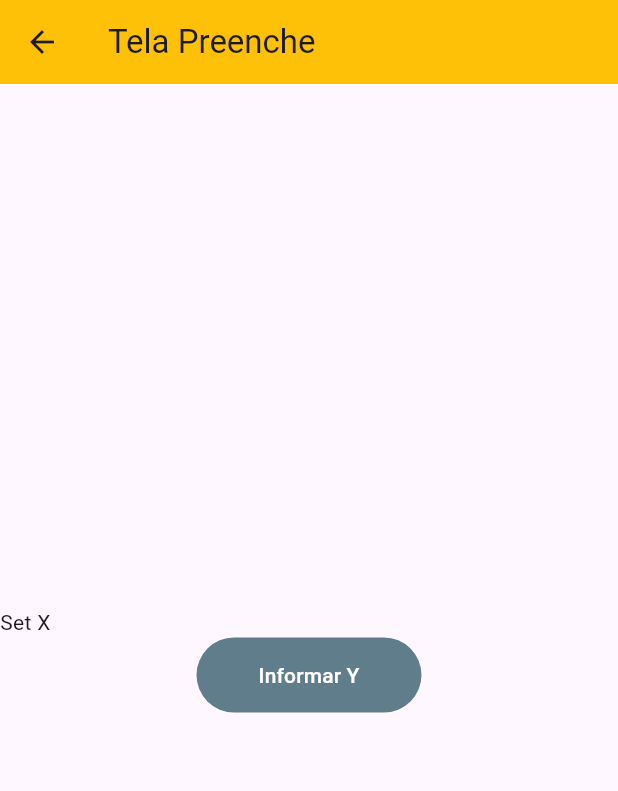
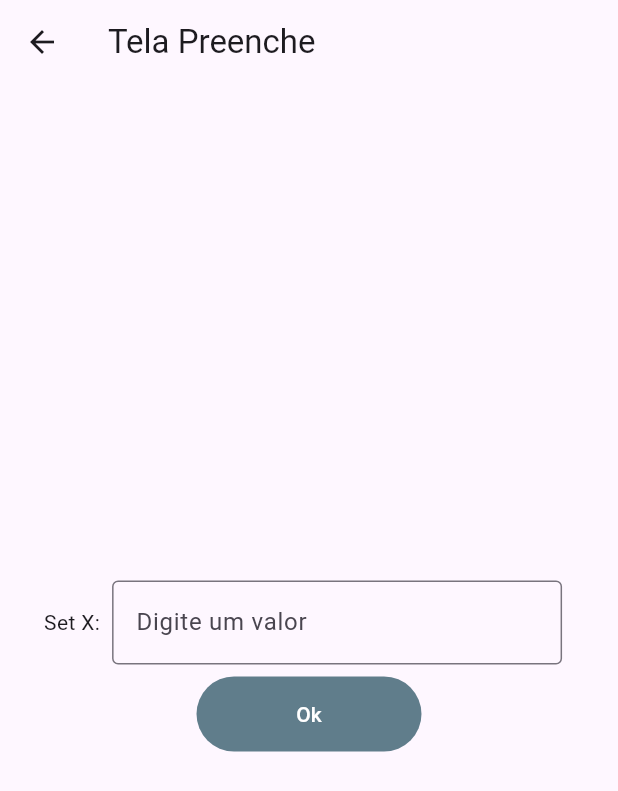
Before and after one commit to Vitinho369/aula_flutter_calc, a Flutter app: the screen it shows after launch, after a tap on "Informar X", on a phone screen of 412 x 824 dp. Shown: the top 791 px of the screen. Run offline on Flutter 3.47's test engine with Material 3 defaults, Android fonts, the phone set to English and light mode, and no system bars.

Commit message:
implementação da passagem de parametro entre as rotas

```diff
--- a/lib/main.dart
+++ b/lib/main.dart
@@ -1,8 +1,8 @@
 import 'package:flutter/material.dart';
-
 
 void main() {
   runApp(MaterialApp(
+    debugShowCheckedModeBanner: false,
     routes: <String, WidgetBuilder>{
       "/": (BuildContext context) {
         return const MyHomePage(title: "Calculadora");
@@ -13,50 +13,109 @@ void main() {
     },
   ));
 }
-class TelaPreenche extends StatelessWidget {
+
+class TelaPreenche extends StatefulWidget {
   const TelaPreenche({super.key});
+
+  @override
+  State<TelaPreenche> createState() => _TelaPreencheState();
+}
+
+class _TelaPreencheState extends State<TelaPreenche> {
+  late TextEditingController _controller;
+  late String _value;
+
+  @override
+  void initState() {
+    super.initState();
+    _controller = TextEditingController();
+    _value = "";
+  }
+
+  @override
+  Widget build(BuildContext context) {
+    String textSet;
+    final args = ModalRoute.of(context)!.settings.arguments as String;
+    textSet = args;
+
+    void setValue() {
+      setState(() {
+        _value = _controller.text;
+      });
+    }
+
+    return Scaffold(
+      appBar: AppBar(
+        title: const Text("Tela Preenche"),
+      ),
+      body: Column(
+        mainAxisAlignment: MainAxisAlignment.center,
+        children: [
+          Row(
+            mainAxisAlignment: MainAxisAlignment.center,
+            children: [
+              Text(
+                "Set $textSet:",
+              ),
+              Padding(
+                padding: const EdgeInsets.all(8.0),
+                child: SizedBox(
+                  width: 300,
+                  child: TextField(
+                    controller: _controller,
+                    onChanged: (value) => setValue(),
+                    keyboardType: TextInputType.number,
+                    decoration: InputDecoration(
+                      border: OutlineInputBorder(),
+                      labelText: "Digite um valor",
+                    ),
+                  ),
+                ),
+              ),
+            ],
+          ),
+          TextButton(
+              style: TextButton.styleFrom(
+                  backgroundColor: Colors.blueGrey,
+                  minimumSize: const Size(150, 50)),
+              onPressed: () => Navigator.pop(context, _value),
+              child: const Text(
+                "Ok",
+                style: TextStyle(color: Colors.white),
+              ))
+        ],
+      ),
+    );
+  }
+}
+
+class MyHomePage extends StatefulWidget {
+  const MyHomePage({super.key, required this.title});
+
+  final String title;
+
+  @override
+  State<MyHomePage> createState() => _MyHomePageState();
+}
+
+class _MyHomePageState extends State<MyHomePage> {
+  late String x, y;
+
+  @override
+  void initState() {
+    super.initState();
+    x = "X";
+    y = "Y";
+  }
 
   @override
   Widget build(BuildContext context) {
     return Scaffold(
         appBar: AppBar(
-        title: const Text("Tela Preenche"),
-        backgroundColor: Colors.amber,
+          title: Text(
+            this.widget.title,
+            style: TextStyle(color: Colors.black),
           ),
-
-        body: Column(
-          mainAxisAlignment: MainAxisAlignment.center,
-          children: [
-              Row(
-                children: [
-                 Text("Set X"),
-
-                ],
-              ),
-              TextButton(
-                style: TextButton.styleFrom(
-                  backgroundColor: Colors.blueGrey,
-                  minimumSize: const Size(150,50)
-                ),
-                onPressed: null,
-                child: const Text("Informar Y", style: TextStyle(color: Colors.white),)
-                )
-
-        ],),
-    );
-  }
-}
-
-class MyHomePage extends StatelessWidget {
-  const MyHomePage({super.key, required this.title});
-
-  final String title;
-
-  @override
-  Widget build(BuildContext context) {
-    return Scaffold(
-      appBar: AppBar(
-        title: Text(this.title, style: TextStyle(color: Colors.black),),
         ),
         body: Column(
           mainAxisAlignment: MainAxisAlignment.center,
@@ -64,44 +123,63 @@ class MyHomePage extends StatelessWidget {
             Row(
               mainAxisAlignment: MainAxisAlignment.spaceEvenly,
               children: [
-              const Text("X", style: TextStyle(color: Colors.black, fontSize: 24, fontWeight: FontWeight.bold),),
+                Text(
+                  "$x",
+                  style: TextStyle(
+                      color: Colors.black,
+                      fontSize: 24,
+                      fontWeight: FontWeight.bold),
+                ),
                 TextButton(
                     style: TextButton.styleFrom(
                         backgroundColor: Colors.blueGrey,
-                  minimumSize: const Size(150,50)
-                ),
-                onPressed:  () => Navigator.pushNamed(context, "/telaPreencher"),
-                child: const Text("Informar X",  style: TextStyle(color: Colors.white)))
+                        minimumSize: const Size(150, 50)),
+                    onPressed: () => Navigator.pushNamed(
+                            context, "/telaPreencher", arguments: "X")
+                        .then((value) => x = value.toString()),
+                    child: const Text("Informar X",
+                        style: TextStyle(color: Colors.white)))
               ],
             ),
             const SizedBox(height: 10),
             Row(
               mainAxisAlignment: MainAxisAlignment.spaceEvenly,
               children: [
-              const Text("Y", style: TextStyle(color: Colors.black, fontSize: 24, fontWeight: FontWeight.bold),),
+                Text(
+                  "$y",
+                  style: TextStyle(
+                      color: Colors.black,
+                      fontSize: 24,
+                      fontWeight: FontWeight.bold),
+                ),
                 TextButton(
                     style: TextButton.styleFrom(
                         backgroundColor: Colors.blueGrey,
-                  minimumSize: const Size(150,50)
-                ),
-                onPressed: () => Navigator.pushNamed(context, "/telaPreencher"),
-                child: const Text("Informar Y", style: TextStyle(color: Colors.white),)
-                )
+                        minimumSize: const Size(150, 50)),
+                    onPressed: () => Navigator.pushNamed(
+                            context, "/telaPreencher",
+                            arguments: "Y")
+                        .then((value) => y = value.toString()),
+                    child: const Text(
+                      "Informar Y",
+                      style: TextStyle(color: Colors.white),
+                    ))
               ],
             ),
             const SizedBox(height: 20),
             TextButton(
                 style: TextButton.styleFrom(
                     backgroundColor: Colors.blueGrey,
-                  minimumSize: const Size(150,50)
-                ),
-                onPressed: () => Navigator.pushNamed(context, "/telaPreencher"),
-                child: const Text("Calcular",  style: TextStyle(color: Colors.white))
-            ),
+                    minimumSize: const Size(150, 50)),
+                onPressed: () => null,
+                child: const Text("Calcular",
+                    style: TextStyle(color: Colors.white))),
             const SizedBox(height: 20),
-            const Text("Resultado", style: TextStyle(fontSize: 15, fontWeight: FontWeight.bold),)
+            const Text(
+              "Resultado",
+              style: TextStyle(fontSize: 15, fontWeight: FontWeight.bold),
+            )
           ],
-      )
-    );
+        ));
   }
 }
```
Lines whose indentation alone changed are shown as unchanged.
